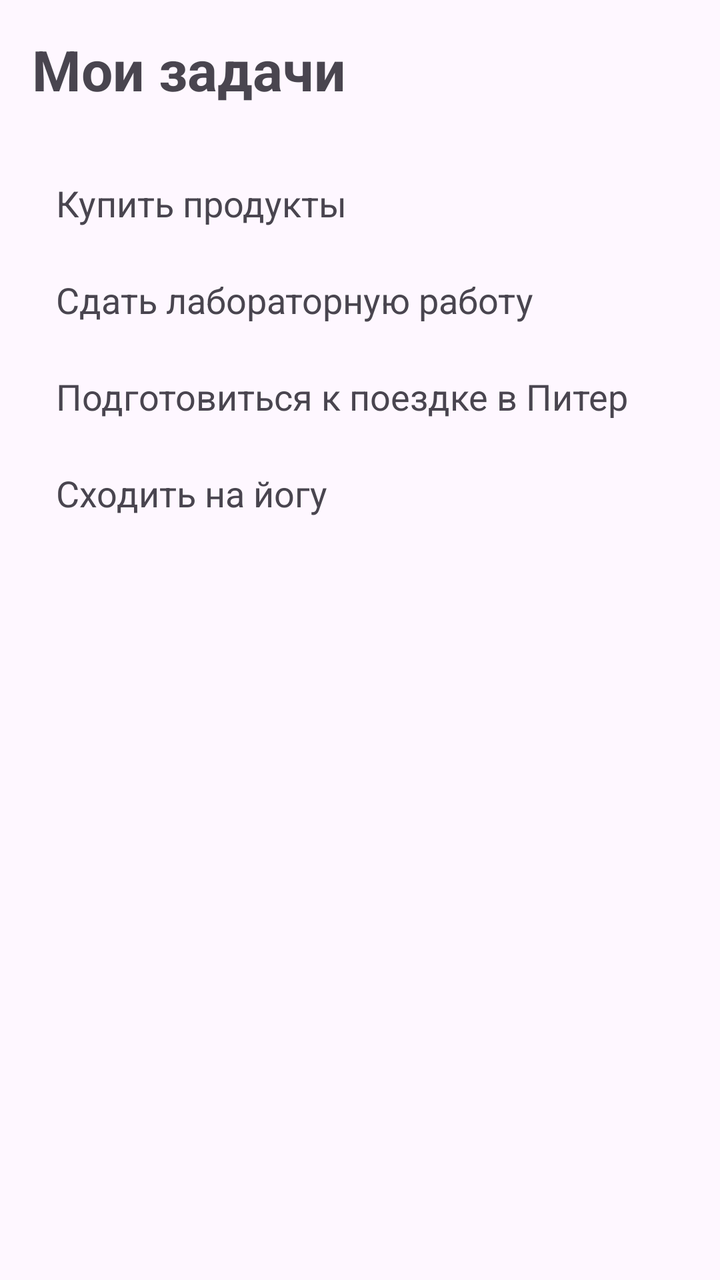
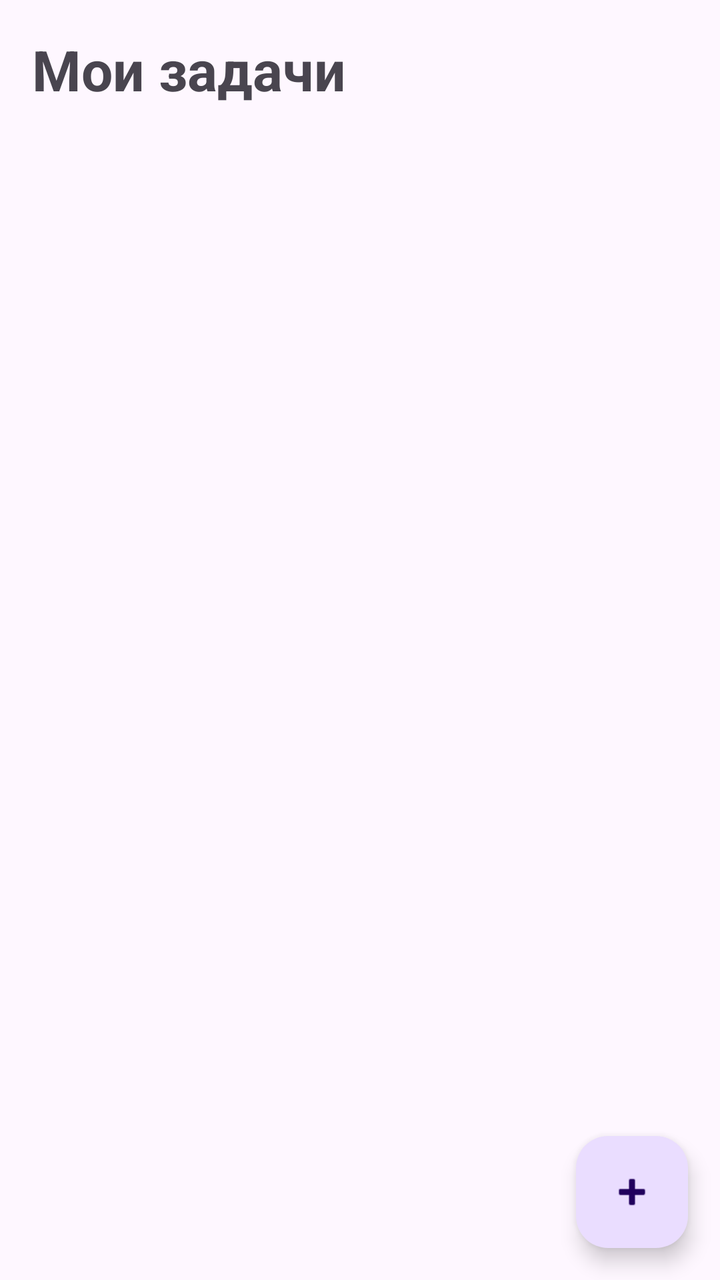

Before-and-after screenshots of an Android layout around one commit, followed by the original layout XML and the change that was made.
<!-- AndroidManifest.xml: application theme Theme.Calendar -->
<!-- res/layout/activity_main.xml -->
<?xml version="1.0" encoding="utf-8"?>
<androidx.constraintlayout.widget.ConstraintLayout
    xmlns:android="http://schemas.android.com/apk/res/android"
    xmlns:app="http://schemas.android.com/apk/res-auto"
    xmlns:tools="http://schemas.android.com/tools"
    android:id="@+id/main"
    android:layout_width="match_parent"
    android:layout_height="match_parent"
    android:padding="16dp"
    tools:context=".MainActivity">

    <TextView
        android:id="@+id/titleText"
        android:layout_width="0dp"
        android:layout_height="wrap_content"
        android:text="@string/screen_title"
        android:textSize="28sp"
        android:textStyle="bold"
        app:layout_constraintTop_toTopOf="parent"
        app:layout_constraintStart_toStartOf="parent"
        app:layout_constraintEnd_toEndOf="parent" />

    <TextView
        android:id="@+id/task1"
        android:layout_width="0dp"
        android:layout_height="wrap_content"
        android:layout_marginTop="24dp"
        android:padding="12dp"
        android:text="@string/task_1"
        android:textSize="18sp"
        app:layout_constraintTop_toBottomOf="@id/titleText"
        app:layout_constraintStart_toStartOf="parent"
        app:layout_constraintEnd_toEndOf="parent" />

    <TextView
        android:id="@+id/task2"
        android:layout_width="0dp"
        android:layout_height="wrap_content"
        android:padding="12dp"
        android:text="@string/task_2"
        android:textSize="18sp"
        app:layout_constraintTop_toBottomOf="@id/task1"
        app:layout_constraintStart_toStartOf="parent"
        app:layout_constraintEnd_toEndOf="parent" />

    <TextView
        android:id="@+id/task3"
        android:layout_width="0dp"
        android:layout_height="wrap_content"
        android:padding="12dp"
        android:text="@string/task_3"
        android:textSize="18sp"
        app:layout_constraintTop_toBottomOf="@id/task2"
        app:layout_constraintStart_toStartOf="parent"
        app:layout_constraintEnd_toEndOf="parent" />

    <TextView
        android:id="@+id/task4"
        android:layout_width="0dp"
        android:layout_height="wrap_content"
        android:padding="12dp"
        android:text="@string/task_4"
        android:textSize="18sp"
        app:layout_constraintTop_toBottomOf="@id/task3"
        app:layout_constraintStart_toStartOf="parent"
        app:layout_constraintEnd_toEndOf="parent" />

</androidx.constraintlayout.widget.ConstraintLayout>
<!-- resources referenced by this layout -->
<resources>
  <string name="screen_title">Мои задачи</string>
  <string name="task_1">Купить продукты</string>
  <string name="task_2">Сдать лабораторную работу</string>
  <string name="task_3">Подготовиться к поездке в Питер</string>
  <string name="task_4">Сходить на йогу</string>
  <style name="Theme.Calendar" parent="Base.Theme.Calendar" />
  <style name="Base.Theme.Calendar" parent="Theme.Material3.DayNight.NoActionBar">
          
          
      </style>
</resources>

<!-- the commit's change to res/layout/activity_main.xml (unified diff, before → after) -->
@@ -6,13 +6,13 @@
     android:id="@+id/main"
     android:layout_width="match_parent"
     android:layout_height="match_parent"
-    android:padding="16dp"
     tools:context=".MainActivity">
 
     <TextView
         android:id="@+id/titleText"
         android:layout_width="0dp"
         android:layout_height="wrap_content"
+        android:padding="16dp"
         android:text="@string/screen_title"
         android:textSize="28sp"
         android:textStyle="bold"
@@ -20,49 +20,23 @@
         app:layout_constraintStart_toStartOf="parent"
         app:layout_constraintEnd_toEndOf="parent" />
 
-    <TextView
-        android:id="@+id/task1"
+    <androidx.recyclerview.widget.RecyclerView
+        android:id="@+id/tasksRecyclerView"
         android:layout_width="0dp"
-        android:layout_height="wrap_content"
-        android:layout_marginTop="24dp"
-        android:padding="12dp"
-        android:text="@string/task_1"
-        android:textSize="18sp"
+        android:layout_height="0dp"
+        app:layoutManager="androidx.recyclerview.widget.LinearLayoutManager"
         app:layout_constraintTop_toBottomOf="@id/titleText"
         app:layout_constraintStart_toStartOf="parent"
-        app:layout_constraintEnd_toEndOf="parent" />
+        app:layout_constraintEnd_toEndOf="parent"
+        app:layout_constraintBottom_toBottomOf="parent" />
 
-    <TextView
-        android:id="@+id/task2"
-        android:layout_width="0dp"
+    <com.google.android.material.floatingactionbutton.FloatingActionButton
+        android:id="@+id/addTaskFab"
+        android:layout_width="wrap_content"
         android:layout_height="wrap_content"
-        android:padding="12dp"
-        android:text="@string/task_2"
-        android:textSize="18sp"
-        app:layout_constraintTop_toBottomOf="@id/task1"
-        app:layout_constraintStart_toStartOf="parent"
-        app:layout_constraintEnd_toEndOf="parent" />
-
-    <TextView
-        android:id="@+id/task3"
-        android:layout_width="0dp"
-        android:layout_height="wrap_content"
-        android:padding="12dp"
-        android:text="@string/task_3"
-        android:textSize="18sp"
-        app:layout_constraintTop_toBottomOf="@id/task2"
-        app:layout_constraintStart_toStartOf="parent"
-        app:layout_constraintEnd_toEndOf="parent" />
-
-    <TextView
-        android:id="@+id/task4"
-        android:layout_width="0dp"
-        android:layout_height="wrap_content"
-        android:padding="12dp"
-        android:text="@string/task_4"
-        android:textSize="18sp"
-        app:layout_constraintTop_toBottomOf="@id/task3"
-        app:layout_constraintStart_toStartOf="parent"
+        android:layout_margin="16dp"
+        app:srcCompat="@android:drawable/ic_input_add"
+        app:layout_constraintBottom_toBottomOf="parent"
         app:layout_constraintEnd_toEndOf="parent" />
 
 </androidx.constraintlayout.widget.ConstraintLayout>
<!-- resource entries referenced after the edit -->
@@ -1,10 +1,6 @@
 <!-- resources referenced by this layout -->
 <resources>
   <string name="screen_title">Мои задачи</string>
-  <string name="task_1">Купить продукты</string>
-  <string name="task_2">Сдать лабораторную работу</string>
-  <string name="task_3">Подготовиться к поездке в Питер</string>
-  <string name="task_4">Сходить на йогу</string>
   <style name="Theme.Calendar" parent="Base.Theme.Calendar" />
   <style name="Base.Theme.Calendar" parent="Theme.Material3.DayNight.NoActionBar">
           
